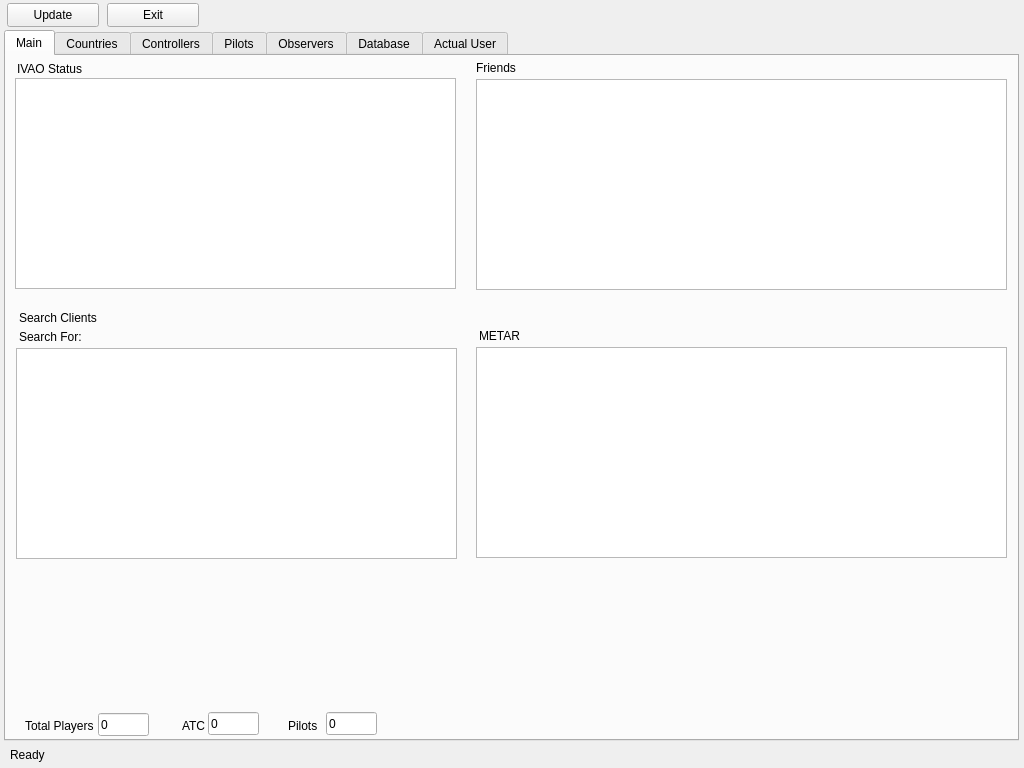
Old version of the form QtUI/MainWindow_UI.ui in the repository emper0r/IVAO-status.
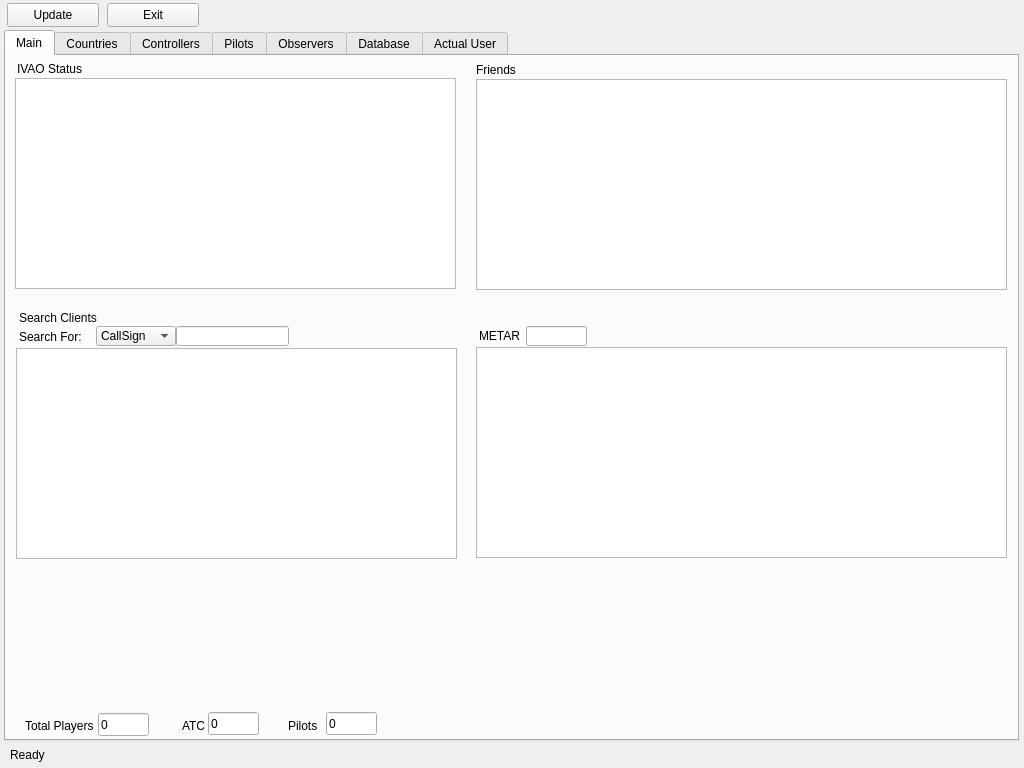
New version of the form.

Diff of the .ui file:
```diff
--- a/QtUI/MainWindow_UI.ui
+++ b/QtUI/MainWindow_UI.ui
@@ -175,7 +175,7 @@
       <property name="geometry">
        <rect>
         <x>470</x>
-        <y>4</y>
+        <y>6</y>
         <width>51</width>
         <height>16</height>
        </rect>
@@ -243,6 +243,51 @@
        <string>METAR</string>
       </property>
      </widget>
+     <widget class="QComboBox" name="SearchcomboBox">
+      <property name="geometry">
+       <rect>
+        <x>90</x>
+        <y>270</y>
+        <width>80</width>
+        <height>20</height>
+       </rect>
+      </property>
+      <item>
+       <property name="text">
+        <string>CallSign</string>
+       </property>
+      </item>
+      <item>
+       <property name="text">
+        <string>VID</string>
+       </property>
+      </item>
+      <item>
+       <property name="text">
+        <string>Name</string>
+       </property>
+      </item>
+     </widget>
+     <widget class="QLineEdit" name="SearchEdit">
+      <property name="geometry">
+       <rect>
+        <x>170</x>
+        <y>270</y>
+        <width>113</width>
+        <height>20</height>
+       </rect>
+      </property>
+     </widget>
+     <widget class="QLineEdit" name="METAREdit">
+      <property name="geometry">
+       <rect>
+        <x>520</x>
+        <y>270</y>
+        <width>61</width>
+        <height>20</height>
+       </rect>
+      </property>
+     </widget>
     </widget>
     <widget class="QWidget" name="countries">
      <attribute name="title">
```
Left out of the diff: 43 changed lines with no effect on the pictures.
